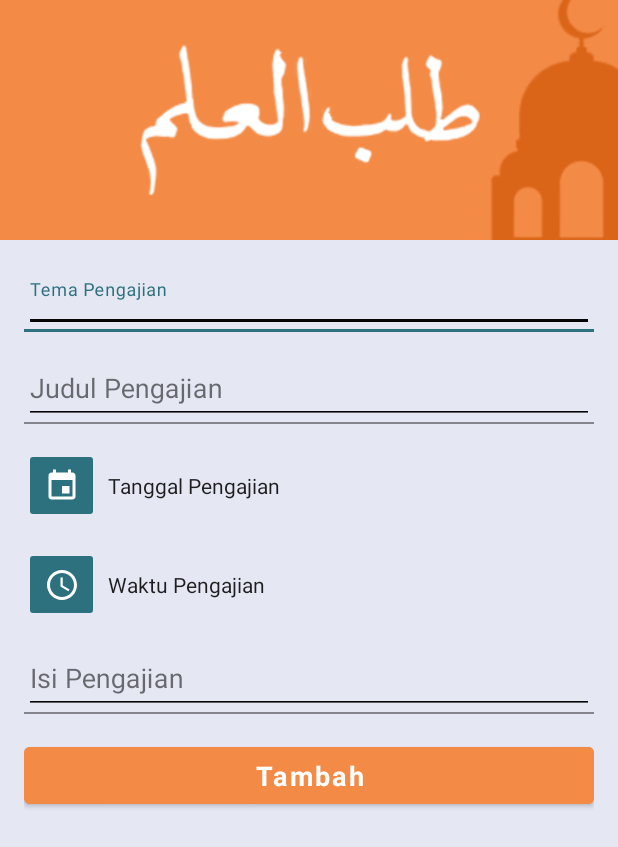
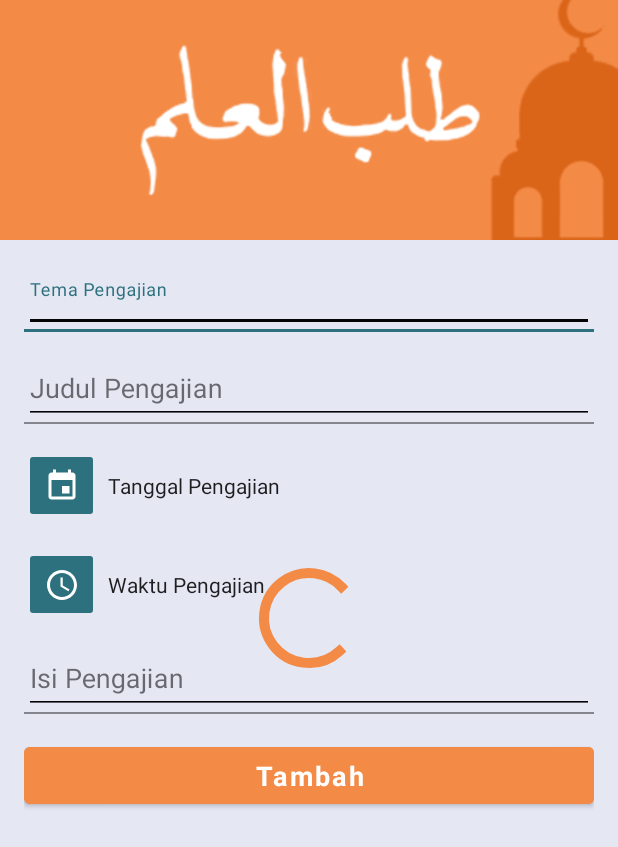
Before and after one commit to arifahmadalfian/at_taubah, an Android app: the layout fragment_data_pengajian.xml on its own in the app's theme, with its tools: preview values and no code run, on a phone screen of 412 x 824 dp. Shown: the top 847 px of the screen. Run offline under Robolectric (Android 15) with nearby library versions, the light colour scheme and no system bars; Roboto replaces fonts that are not available here.

Commit message:
Berhasil menambahkan data Pengajian.kt ke firebase

```diff
--- a/app/build.gradle
+++ b/app/build.gradle
@@ -60,6 +60,8 @@ dependencies {
     implementation 'com.google.firebase:firebase-core:17.5.0'
     implementation 'com.google.firebase:firebase-messaging:20.2.4'
     implementation 'com.google.firebase:firebase-analytics:17.5.0'
+    implementation 'com.google.firebase:firebase-auth:19.3.2'
+    implementation 'com.google.firebase:firebase-database:19.3.1'
 
 
 }
--- a/app/src/main/res/layout/fragment_data_kegiatan.xml
+++ b/app/src/main/res/layout/fragment_data_kegiatan.xml
@@ -34,7 +34,7 @@
         app:layout_constraintTop_toBottomOf="@id/img_kegiatan">
 
         <EditText
-            android:id="@+id/et_pengajian_tema"
+            android:id="@+id/et_kegiatan_judul"
             android:layout_width="match_parent"
             android:layout_height="match_parent"
             android:autofillHints="@string/judul_kegiatan"
--- a/app/src/main/res/layout/fragment_data_pengajian.xml
+++ b/app/src/main/res/layout/fragment_data_pengajian.xml
@@ -6,6 +6,16 @@
     xmlns:app="http://schemas.android.com/apk/res-auto"
     android:background="@color/colorBackground"
     tools:context=".admin.DataPengajianFragment">
+
+    <ProgressBar
+        android:id="@+id/pg_pengajian"
+        android:layout_width="80dp"
+        android:layout_height="80dp"
+        android:visibility="visible"
+        app:layout_constraintBottom_toBottomOf="parent"
+        app:layout_constraintEnd_toEndOf="parent"
+        app:layout_constraintStart_toStartOf="parent"
+        app:layout_constraintTop_toTopOf="parent" />
 
     <ImageView
         android:id="@+id/img_pengajian"
```
Also changed, not shown: app/src/main/java/com/zackyasgar/at_tauba/admin/DataPengajianFragment.kt (+81 -14 lines), app/src/main/java/com/zackyasgar/at_tauba/admin/Pengajian.kt (added, +12 -0 lines).
